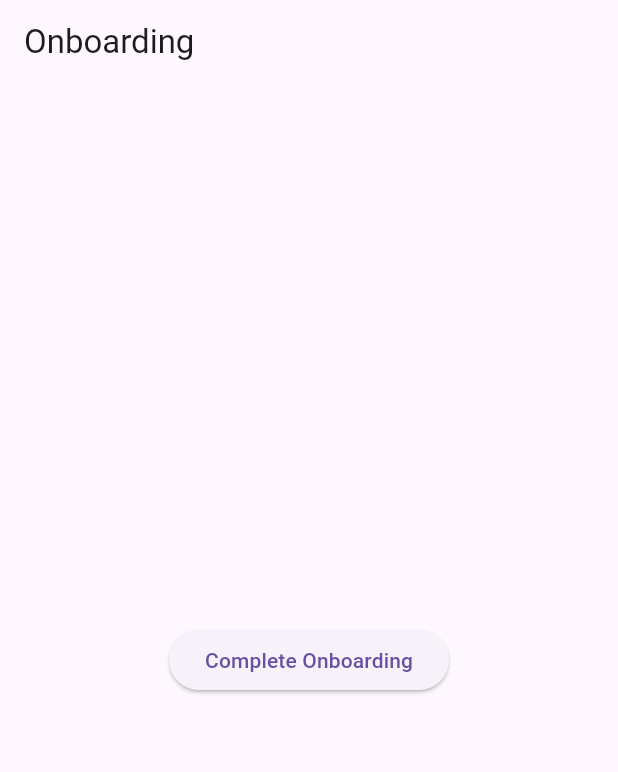
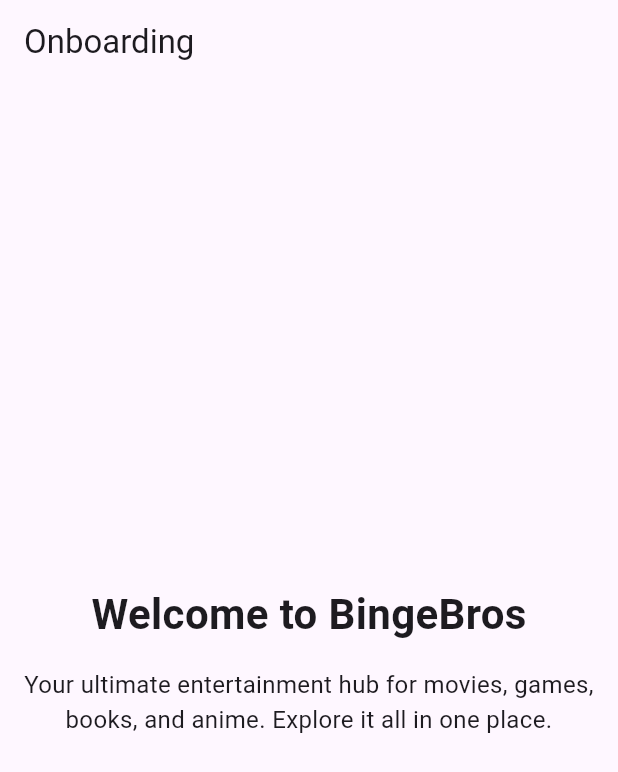
Before and after one commit to Vishal-Singh2k4/BingeBros, a Flutter app: the screen it shows after launch, on a phone screen of 412 x 824 dp. Shown: the top 772 px of the screen. Run offline on Flutter 3.47's test engine with Material 3 defaults, Android fonts, the phone set to English and light mode, and no system bars; drawn by our look-alikes of carousel_slider; our stand-ins replace cloud_firestore, firebase_auth, firebase_core, google_sign_in, intl_phone_number_input, lottie and 2 more; accounts and stored records are empty.

Commit message:
onboarding page added
yayy :)

```diff
--- a/binge/lib/main.dart
+++ b/binge/lib/main.dart
@@ -25,7 +25,7 @@
       theme: ThemeData(
         primarySwatch: Colors.blue,
       ),
-      initialRoute: Routes.splash, // Set SplashScreen as initial route
+      initialRoute: Routes.onboarding, // Set SplashScreen as initial route
       onGenerateRoute: Routes.generateRoute,
       debugShowCheckedModeBanner: false,
     );
--- a/binge/lib/pages/OnboardingPage.dart
+++ b/binge/lib/pages/OnboardingPage.dart
@@ -1,8 +1,39 @@
 import 'package:flutter/material.dart';
+import 'package:carousel_slider/carousel_slider.dart';
 import 'package:shared_preferences/shared_preferences.dart';
 import 'package:binge/routes/routes.dart';
 
-class OnboardingPage extends StatelessWidget {
+class OnboardingPage extends StatefulWidget {
+  @override
+  _OnboardingPageState createState() => _OnboardingPageState();
+}
+
+class _OnboardingPageState extends State<OnboardingPage> {
+  int _currentIndex = 0;
+
+  final List<OnboardPageModel> pages = [
+    OnboardPageModel(
+      title: "Welcome to BingeBros",
+      description: "Your ultimate entertainment hub for movies, games, books, and anime. Explore it all in one place.",
+    ),
+    OnboardPageModel(
+      title: "Discover Movies",
+      description: "Browse through a vast collection of movies, from classics to the latest blockbusters.",
+    ),
+    OnboardPageModel(
+      title: "Level Up with Games",
+      description: "Immerse yourself in a world of gaming. Find your next favorite game here.",
+    ),
+    OnboardPageModel(
+      title: "Dive into Books",
+      description: "From fiction to non-fiction, explore a library of books tailored to your interests.",
+    ),
+    OnboardPageModel(
+      title: "Anime for All",
+      description: "Whether you're a seasoned otaku or new to anime, we've got something for everyone.",
+    ),
+  ];
+
   @override
   Widget build(BuildContext context) {
     return Scaffold(
@@ -10,16 +41,82 @@
         automaticallyImplyLeading: false,
         title: Text('Onboarding'),
       ),
-      body: Center(
-        child: ElevatedButton(
+      body: Column(
+        children: [
+          Expanded(
+            child: CarouselSlider.builder(
+              itemCount: pages.length,
+              itemBuilder: (context, index, realIndex) {
+                final page = pages[index];
+                return Padding(
+                  padding: const EdgeInsets.all(16.0),
+                  child: Column(
+                    children: [
+                      Expanded(
+                        child: Column(
+                          mainAxisAlignment: MainAxisAlignment.center,
+                          children: [
+                            Text(
+                              page.title,
+                              style: TextStyle(
+                                fontSize: 28.0,
+                                fontWeight: FontWeight.bold,
+                              ),
+                            ),
+                            SizedBox(height: 16.0),
+                            Text(
+                              page.description,
+                              textAlign: TextAlign.center,
+                              style: TextStyle(fontSize: 16.0),
+                            ),
+                          ],
+                        ),
+                      ),
+                    ],
+                  ),
+                );
+              },
+              options: CarouselOptions(
+                height: 500.0,
+                viewportFraction: 1.0,
+                onPageChanged: (index, reason) {
+                  setState(() {
+                    _currentIndex = index;
+                  });
+                },
+                enableInfiniteScroll: false, // Disable infinite scrolling
+              ),
+            ),
+          ),
+          if (_currentIndex == pages.length - 1)
+            Padding(
+              padding: const EdgeInsets.only(right: 16.0, bottom: 16.0),
+              child: Row(
+                mainAxisAlignment: MainAxisAlignment.end,
+                children: [
+                  ElevatedButton(
                     onPressed: () async {
                       SharedPreferences prefs = await SharedPreferences.getInstance();
                       await prefs.setBool('onboardingCompleted', true);
                       Navigator.pushReplacementNamed(context, Routes.signIn);
                     },
-          child: Text('Complete Onboarding'),
+                    child: Text('Get Started'),
                   ),
+                ],
+              ),
+            ),
+        ],
       ),
     );
   }
 }
+
+class OnboardPageModel {
+  final String title;
+  final String description;
+
+  OnboardPageModel({
+    required this.title,
+    required this.description,
+  });
+}
--- a/binge/pubspec.yaml
+++ b/binge/pubspec.yaml
@@ -41,6 +41,7 @@
   sign_in_button: ^3.2.0
   pinput: ^5.0.0
   intl_phone_number_input: ^0.7.4
+  carousel_slider: ^5.0.0
 
 dev_dependencies:
   flutter_test:
```
Also changed, not shown: binge/pubspec.lock. Lines whose indentation alone changed are shown as unchanged.
